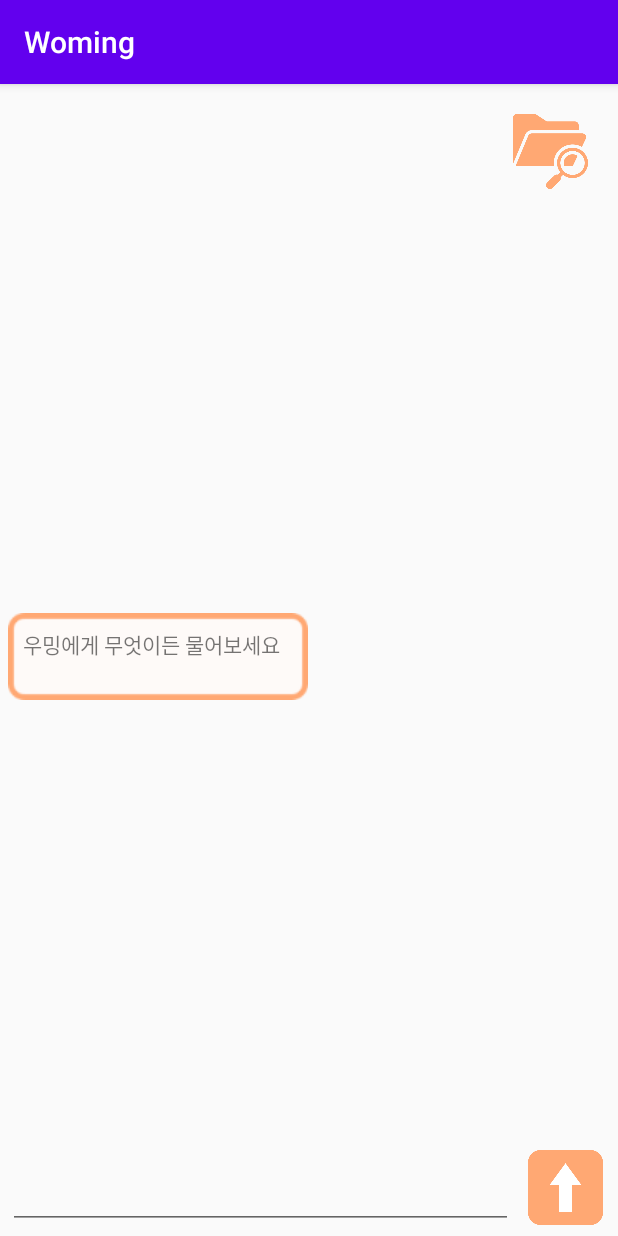
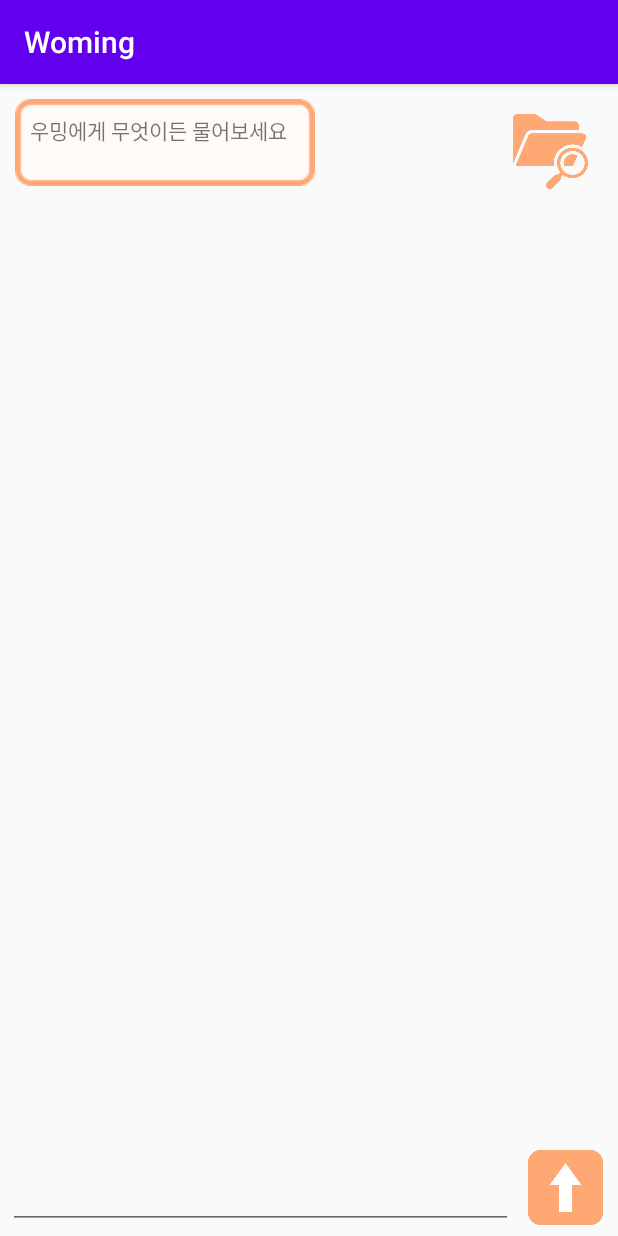
Before and after one commit to Wo-ming/Woming, an Android app: the screen it shows after launch (MainActivity), after a tap on an icon or button, on a phone screen of 412 x 824 dp. Run offline under Robolectric (Android 15) with nearby library versions, the phone set to English and light mode, and no system bars; 1 statement that could not run was skipped.

Commit message:
말풍선변경

```diff
--- a/app/src/main/AndroidManifest.xml
+++ b/app/src/main/AndroidManifest.xml
@@ -15,6 +15,7 @@
 
         <activity
             android:name=".MenuActivity"
+            android:windowSoftInputMode="adjustResize|stateHidden"
             android:exported="true"/>
 
         <activity
--- a/app/src/main/java/com/example/woming/MainActivity.kt
+++ b/app/src/main/java/com/example/woming/MainActivity.kt
@@ -36,24 +36,17 @@ class MainActivity : AppCompatActivity() {
         var msgservice = retrofit.create(MsgService::class.java)
 
         initialize() //초기화
-        refreshRecyclerView()
+
+
 
 
         img_send.setOnClickListener {
             var message = txt_msg.text.toString()
 
-            data.add(Member(0,message))
-            refreshRecyclerView()
-            txt_msg.setText("") //입력창 공백
-
             msgservice.requestMsg(message).enqueue(object : Callback<Message> {
-                override fun onResponse(
-                    call: retrofit2.Call<Message>,
-                    response: Response<Message>
-                ) {
+                override fun onResponse(call: retrofit2.Call<Message>, response: Response<Message>) {
                     var msgg = response.body()
                     data.add(Member(1,msgg.toString()))
-                    refreshRecyclerView()
                     var dialog = AlertDialog.Builder(this@MainActivity)
                     dialog.setTitle("성공").setMessage(msgg?.msgg).show()
                 }
@@ -64,11 +57,14 @@ class MainActivity : AppCompatActivity() {
                     dialog.setTitle("실패!").show()
                 }
             })
+
+            data.add(Member(0,message))
+            txt_msg.setText("") //입력창 공백
         }
+        refreshRecyclerView()
     }
     private fun initialize() { //recycleview 초기화
         data.add(Member(1,"우밍에게 무엇이든 물어보세요"))
-        refreshRecyclerView()
 
     }
 
--- a/app/src/main/java/com/example/woming/MyAdapter.kt
+++ b/app/src/main/java/com/example/woming/MyAdapter.kt
@@ -64,5 +64,4 @@ class MyAdapter: RecyclerView.Adapter<RecyclerView.ViewHolder>() {
         return listData.size
     }
 
-
 }
--- a/app/src/main/res/layout/activity_main.xml
+++ b/app/src/main/res/layout/activity_main.xml
@@ -13,6 +13,8 @@
         android:layout_width="match_parent"
         android:layout_height="match_parent"
         android:scrollbars="vertical"
+        android:stackFromBottom="true"
+        app:reverseLayout="true"
         app:layout_constraintEnd_toEndOf="parent"
         app:layout_constraintStart_toStartOf="parent"
         app:layout_constraintTop_toTopOf="parent" />
--- a/app/src/main/res/layout/left_chat.xml
+++ b/app/src/main/res/layout/left_chat.xml
@@ -3,7 +3,7 @@
     xmlns:app="http://schemas.android.com/apk/res-auto"
     xmlns:tools="http://schemas.android.com/tools"
     android:layout_width="match_parent"
-    android:layout_height="match_parent">
+    android:layout_height="wrap_content">
     <TextView
         android:id="@+id/txt_leftchat"
         android:layout_width="200dp"
@@ -13,7 +13,8 @@
         app:layout_constraintBottom_toBottomOf="parent"
         android:background="@drawable/recive"
         android:padding="10dp"
-        android:layout_marginStart="5dp"
+        android:layout_marginStart="10dp"
+        android:layout_marginTop="10dp"
         android:layout_marginBottom="5dp"
         tools:ignore="MissingConstraints" />
 
--- a/app/src/main/res/layout/right_chat.xml
+++ b/app/src/main/res/layout/right_chat.xml
@@ -3,7 +3,7 @@
     xmlns:app="http://schemas.android.com/apk/res-auto"
     xmlns:tools="http://schemas.android.com/tools"
     android:layout_width="match_parent"
-    android:layout_height="match_parent">
+    android:layout_height="wrap_content">
 
     <TextView
 
@@ -13,8 +13,9 @@
         android:layout_marginBottom="5dp"
         android:background="@drawable/trans"
         android:padding="15dp"
+        android:layout_marginRight="10dp"
+        android:layout_marginTop="10dp"
         app:layout_constraintBottom_toBottomOf="parent"
-        android:layout_marginStart="5dp"
         app:layout_constraintEnd_toEndOf="parent"
         app:layout_constraintTop_toTopOf="parent"
 
```
